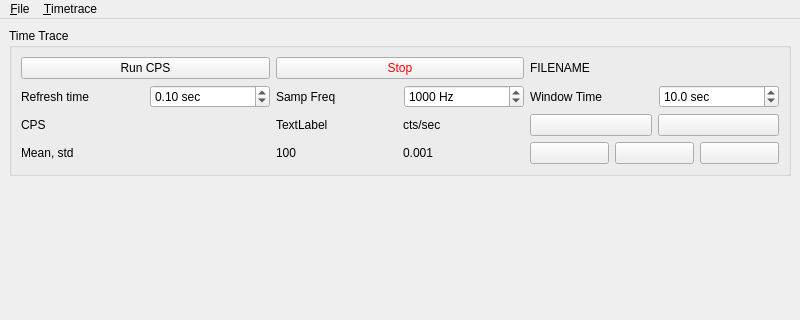
Qt form src/qudi/gui/timetrace/timetrace.ui (tugatoconhelado/Qoptics_exp) before a commit; both pictures show x 0 to 800 and y 0 to 320 of the 800 by 604 pixel window.
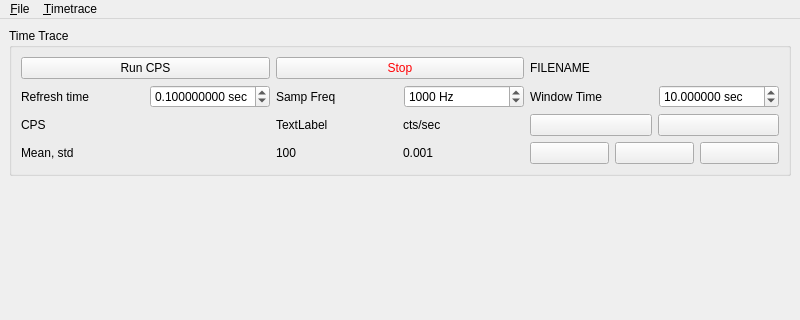
The same form after that commit. Icons and pictures are not drawn. Custom widgets are drawn as their Qt base class.

```diff
--- a/src/qudi/gui/timetrace/timetrace.ui
+++ b/src/qudi/gui/timetrace/timetrace.ui
@@ -98,7 +98,7 @@
               <string> sec</string>
              </property>
              <property name="decimals">
-              <number>2</number>
+              <number>9</number>
              </property>
              <property name="maximum">
               <double>1000000000000000019884624838656.000000000000000</double>
@@ -159,7 +159,7 @@
               <string> sec</string>
              </property>
              <property name="decimals">
-              <number>1</number>
+              <number>6</number>
              </property>
              <property name="maximum">
               <double>1000000000000000000000.000000000000000</double>
```
